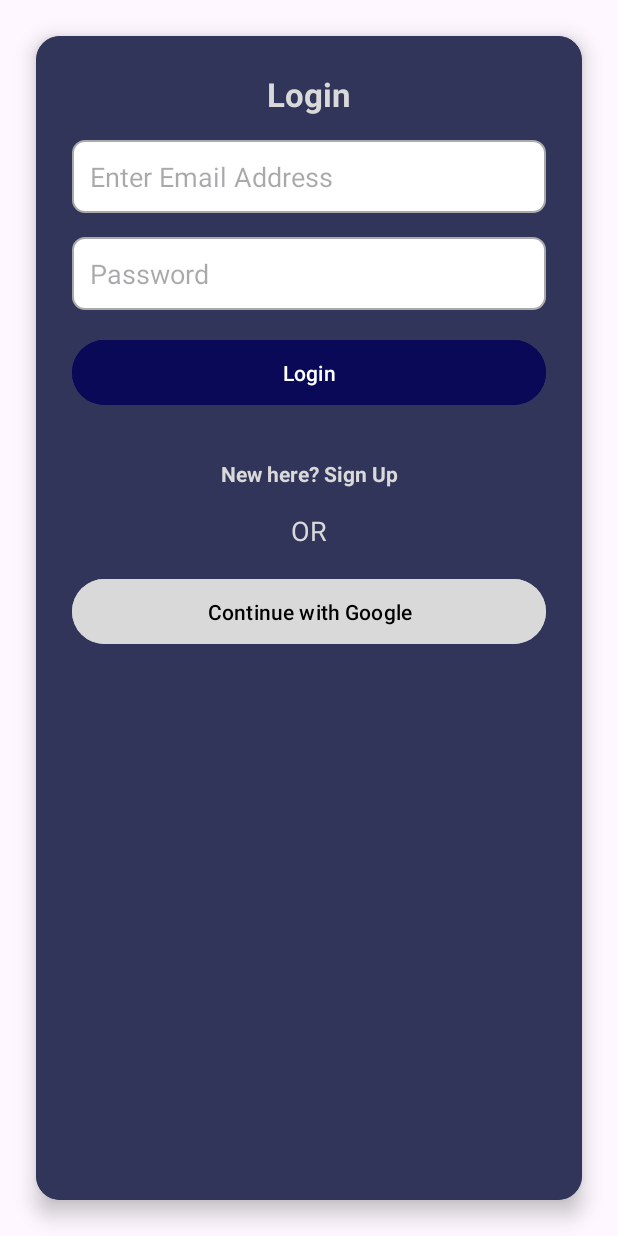
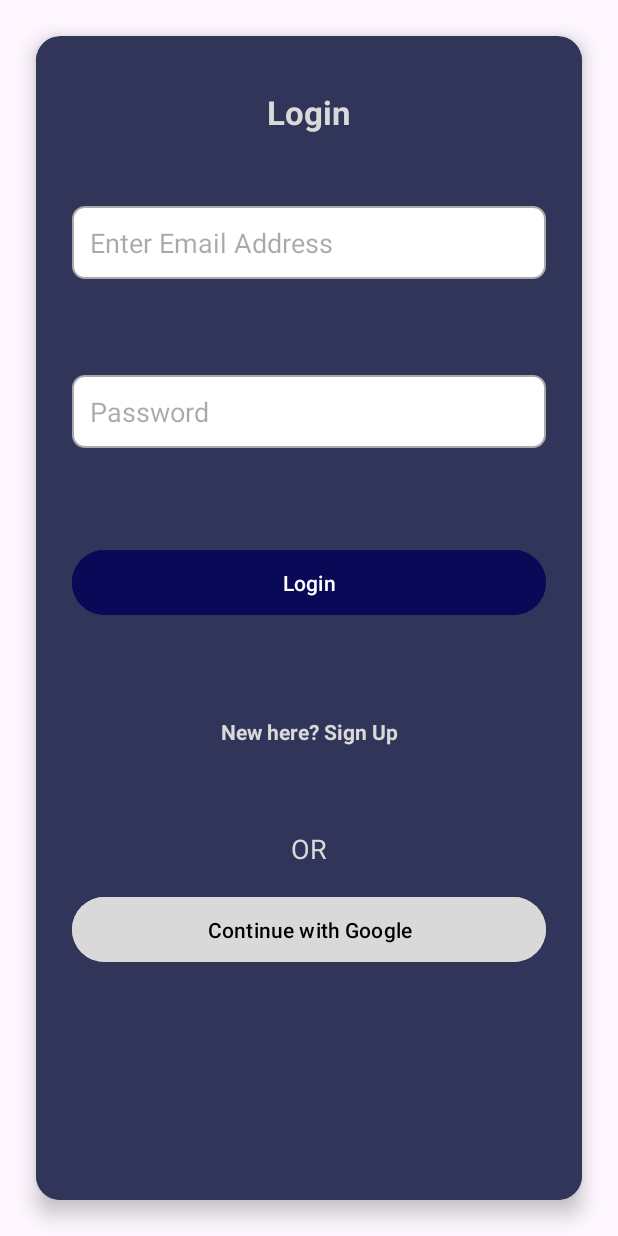
Before and after one commit to akirachix/Icons-Mobile, an Android app: the LoginActivity screen opened directly, with no data from a screen before it, on a phone screen of 412 x 824 dp. Run offline under Robolectric (Android 15) with nearby library versions, the phone set to English and light mode, and no system bars.

Commit message:
added space

```diff
--- a/app/src/main/res/layout/activity_login.xml
+++ b/app/src/main/res/layout/activity_login.xml
@@ -23,17 +23,18 @@
             android:layout_height="match_parent"
             android:background="@color/custom_color"
             android:orientation="vertical"
-            android:padding="24dp">
+            android:padding="24dp"
+            android:layout_marginTop="12dp">
 
             <TextView
                 android:layout_width="wrap_content"
                 android:layout_height="wrap_content"
                 android:layout_gravity="center"
-                android:layout_marginBottom="16dp"
+                android:layout_marginBottom="48dp"
                 android:text="Login"
                 android:textAppearance="@style/TextAppearance.AppCompat.Large"
                 android:textColor="#D9D9D9"
-                android:textStyle="bold" />
+                android:textStyle="bold"/>
 
             <EditText
                 android:id="@+id/editTextEmailAddress"
@@ -55,7 +56,8 @@
                 android:hint="Password"
                 android:inputType="textPassword"
                 android:padding="12dp"
-                android:textColor="#313559" />
+                android:textColor="#313559"
+                android:layout_marginTop="48dp"/>
 
             <Button
                 android:id="@+id/btnLogin"
@@ -65,38 +67,43 @@
                 android:backgroundTint="#090958"
                 android:padding="12dp"
                 android:text="Login"
-                android:textColor="@android:color/white" />
+                android:textColor="@android:color/white"
+                android:layout_marginTop="48dp"/>
 
             <TextView
                 android:id="@+id/tvSignUp"
                 android:layout_width="match_parent"
                 android:layout_height="wrap_content"
-                android:layout_marginTop="16dp"
+                android:layout_marginTop="48dp"
                 android:gravity="center"
                 android:text="New here? Sign Up"
                 android:textColor="#D9D9D9"
-                android:textStyle="bold" />
+                android:textStyle="bold"
+                />
 
             <TextView
                 android:layout_width="match_parent"
                 android:layout_height="wrap_content"
-                android:layout_marginTop="16dp"
+                android:layout_marginTop="56dp"
                 android:gravity="center"
                 android:text="OR"
                 android:textAppearance="@style/TextAppearance.AppCompat.Medium"
-                android:textColor="#D9D9D9" />
+                android:textColor="#D9D9D9"
+                />
 
             <Button
                 android:id="@+id/buttonGoogleLogin"
                 android:layout_width="match_parent"
                 android:layout_height="wrap_content"
                 android:layout_marginTop="16dp"
+                android:backgroundTint="#D9D9D9"
                 android:drawableStart="@drawable/google"
-                android:backgroundTint="#D9D9D9"
                 android:drawablePadding="8dp"
-                android:textColor="@color/black"
                 android:padding="12dp"
-                android:text="Continue with Google" />
+                android:text="Continue with Google"
+                android:layout_marginBottom="48dp"
+                android:textColor="@color/black" />
+
 
         </LinearLayout>
 
```
